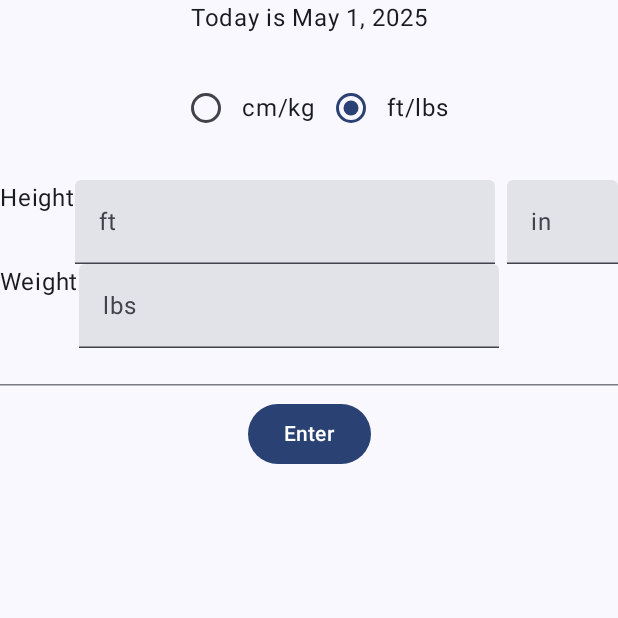
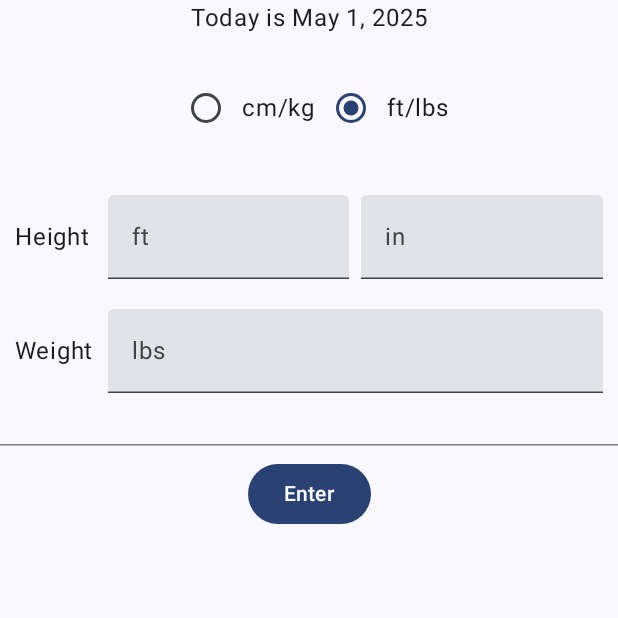
Before and after one commit to annachen368/BMICalculator, an Android app built with Jetpack Compose: the screen it shows after launch (MainActivity), on a phone screen of 412 x 824 dp, the top half of it. Run offline under Robolectric (Android 15) with nearby library versions, the phone set to English and light mode, and no system bars.

Commit message:
refactor: simplify height and weight input layout using LabeledTextFieldRow

```diff
--- a/app/src/main/java/io/github/annachen368/bmicalculator/ui/calculator/CalculatorScreen.kt
+++ b/app/src/main/java/io/github/annachen368/bmicalculator/ui/calculator/CalculatorScreen.kt
@@ -5,7 +5,10 @@ import androidx.compose.foundation.layout.Column
 import androidx.compose.foundation.layout.PaddingValues
 import androidx.compose.foundation.layout.Row
 import androidx.compose.foundation.layout.Spacer
+import androidx.compose.foundation.layout.fillMaxWidth
 import androidx.compose.foundation.layout.padding
+import androidx.compose.foundation.layout.width
+import androidx.compose.foundation.selection.selectableGroup
 import androidx.compose.material3.Button
 import androidx.compose.material3.HorizontalDivider
 import androidx.compose.material3.RadioButton
@@ -72,20 +75,56 @@ fun CalculatorScreen(
         }
         Spacer(Modifier.padding(12.dp))
         if (uiState.isCmKgRadioButtonSelected) {
-            HeightCmKgLayout(
-                uiState.cmValue,
-                uiState.kgValue,
-                { onEvent(CalculatorEvent.OnCmValueChange(it)) },
-                { onEvent(CalculatorEvent.OnKgValueChange(it)) })
+            LabeledTextFieldRow("Height") {
+                TextField(
+                    value = uiState.cmValue,
+                    onValueChange = { onEvent(CalculatorEvent.OnCmValueChange(it)) },
+                    label = {
+                        Text(text = "cm")
+                    },
+                    modifier = Modifier.fillMaxWidth()
+                )
+            }
+            LabeledTextFieldRow("Weight") {
+                TextField(
+                    value = uiState.kgValue,
+                    onValueChange = { onEvent(CalculatorEvent.OnKgValueChange(it)) },
+                    label = {
+                        Text(text = "kg")
+                    },
+                    modifier = Modifier.fillMaxWidth()
+                )
+            }
         } else {
-            HeightFtInLayout(
-                uiState.ftValue,
-                uiState.inValue,
-                uiState.lbsValue,
-                { onEvent(CalculatorEvent.OnFtValueChange(it)) },
-                { onEvent(CalculatorEvent.OnInValueChange(it)) },
-                { onEvent(CalculatorEvent.OnLbsValueChange(it)) }
-            )
+            LabeledTextFieldRow("Height") {
+                TextField(
+                    value = uiState.ftValue,
+                    onValueChange = { onEvent(CalculatorEvent.OnFtValueChange(it)) },
+                    label = {
+                        Text(text = "ft")
+                    },
+                    modifier = Modifier.weight(1f)
+                )
+                Spacer(Modifier.padding(4.dp))
+                TextField(
+                    value = uiState.inValue,
+                    onValueChange = { onEvent(CalculatorEvent.OnLbsValueChange(it)) },
+                    label = {
+                        Text(text = "in")
+                    },
+                    modifier = Modifier.weight(1f)
+                )
+            }
+            LabeledTextFieldRow("Weight") {
+                TextField(
+                    value = uiState.lbsValue,
+                    onValueChange = { onEvent(CalculatorEvent.OnLbsValueChange(it)) },
+                    label = {
+                        Text(text = "lbs")
+                    },
+                    modifier = Modifier.fillMaxWidth()
+                )
+            }
         }
         Spacer(Modifier.padding(12.dp))
         HorizontalDivider()
@@ -112,70 +151,19 @@ fun UnitSelectionRow(
 }
 
 @Composable
-private fun HeightCmKgLayout(
-    cmValue: String,
-    kgValue: String,
-    onCmValueChange: (String) -> Unit,
-    onKgValueChange: (String) -> Unit
+fun LabeledTextFieldRow(
+    label: String,
+    content: @Composable () -> Unit
 ) {
-    Row {
-        Text(text = "Height")
-        TextField(
-            value = cmValue,
-            onValueChange = onCmValueChange,
-            label = {
-                Text(text = "cm")
-            }
-        )
-    }
-    Row {
-        Text(text = "Weight")
-        TextField(
-            value = kgValue,
-            onValueChange = onKgValueChange,
-            label = {
-                Text(text = "kg")
-            }
-        )
-    }
-}
-
-@Composable
-private fun HeightFtInLayout(
-    ftValue: String,
-    inValue: String,
-    lbsValue: String,
-    onFtValueChange: (String) -> Unit,
-    onInValueChange: (String) -> Unit,
-    onLbsValueChange: (String) -> Unit
-) {
-    Row {
-        Text(text = "Height")
-        TextField(
-            value = ftValue,
-            onValueChange = onFtValueChange,
-            label = {
-                Text(text = "ft")
-            }
-        )
+    Row(
+        verticalAlignment = Alignment.CenterVertically,
+        modifier = Modifier
+            .padding(10.dp)
+            .fillMaxWidth()
+    ) {
+        Text(text = label, modifier = Modifier.width(54.dp))
         Spacer(Modifier.padding(4.dp))
-        TextField(
-            value = inValue,
-            onValueChange = onInValueChange,
-            label = {
-                Text(text = "in")
-            }
-        )
-    }
-    Row {
-        Text(text = "Weight")
-        TextField(
-            value = lbsValue,
-            onValueChange = onLbsValueChange,
-            label = {
-                Text(text = "lbs")
-            }
-        )
+        content()
     }
 }
 
```
